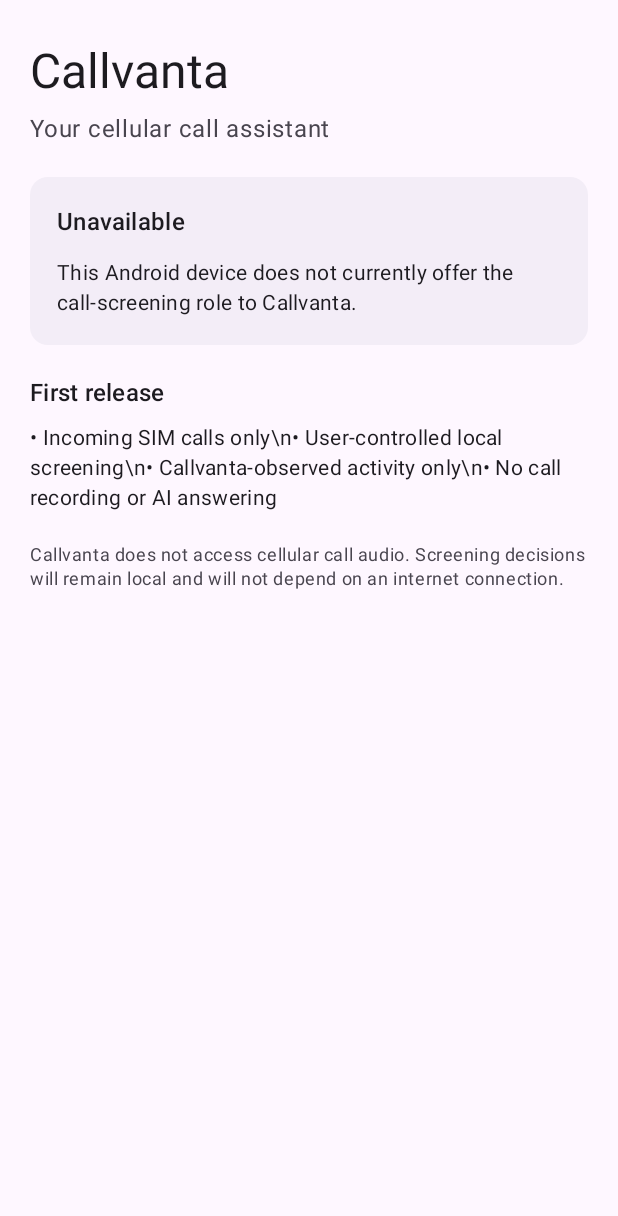
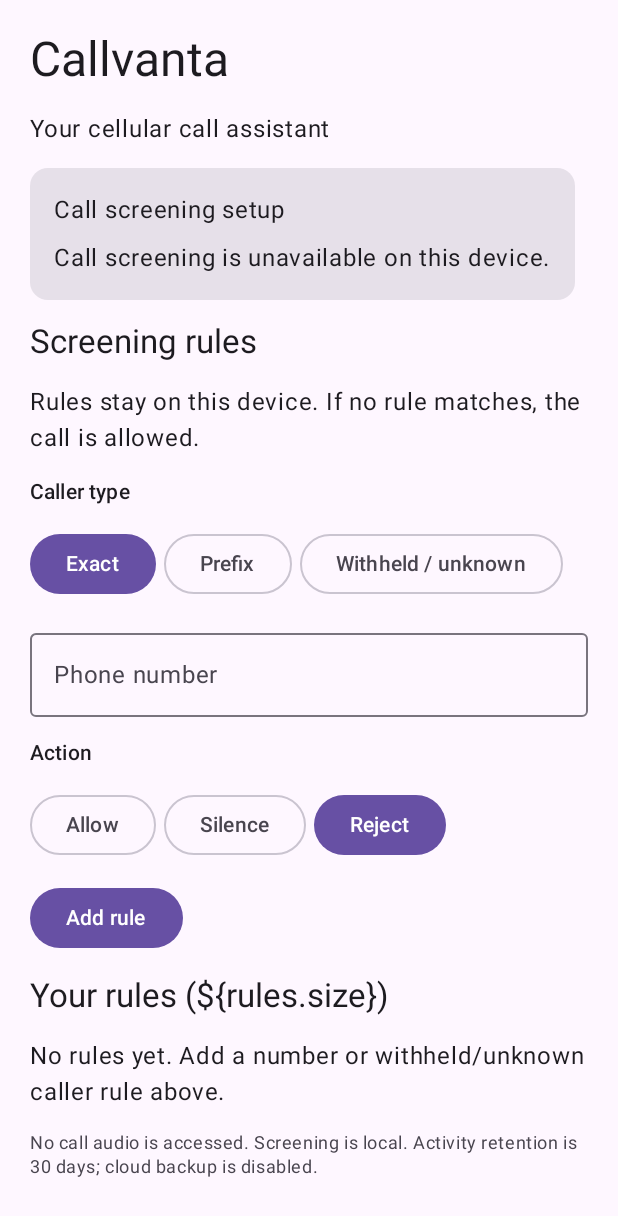
Before and after one commit to cheron2000/caller, an Android app built with Jetpack Compose: the screen it shows after launch (MainActivity), on a phone screen of 412 x 824 dp. Shown: the top 1216 px of the screen. Run offline under Robolectric (Android 15) with nearby library versions, the phone set to English and light mode, and no system bars.

Commit message:
feat: add local screening rule management UI

```diff
--- a/app/src/main/java/com/callvanta/ai/MainActivity.kt
+++ b/app/src/main/java/com/callvanta/ai/MainActivity.kt
@@ -1,90 +1,91 @@
 package com.callvanta.ai
 
 import android.app.role.RoleManager
-import android.content.Intent
 import android.os.Bundle
 import androidx.activity.ComponentActivity
 import androidx.activity.compose.setContent
 import androidx.activity.result.contract.ActivityResultContracts
-import androidx.compose.foundation.layout.Arrangement
-import androidx.compose.foundation.layout.Column
-import androidx.compose.foundation.layout.PaddingValues
-import androidx.compose.foundation.layout.fillMaxSize
-import androidx.compose.foundation.layout.fillMaxWidth
-import androidx.compose.foundation.layout.padding
-import androidx.compose.material3.Button
-import androidx.compose.material3.Card
-import androidx.compose.material3.CardDefaults
-import androidx.compose.material3.MaterialTheme
-import androidx.compose.material3.Surface
-import androidx.compose.material3.Text
-import androidx.compose.runtime.getValue
-import androidx.compose.runtime.mutableStateOf
-import androidx.compose.runtime.setValue
+import androidx.compose.foundation.layout.*
+import androidx.compose.foundation.rememberScrollState
+import androidx.compose.foundation.verticalScroll
+import androidx.compose.material3.*
+import androidx.compose.runtime.*
+import androidx.compose.ui.Alignment
 import androidx.compose.ui.Modifier
 import androidx.compose.ui.unit.dp
+import com.callvanta.ai.data.rules.ScreeningRuleStore
+import com.callvanta.ai.domain.screening.*
+import java.util.UUID
 
-private enum class ScreeningRoleState {
-    UNAVAILABLE,
-    NOT_ENABLED,
-    GRANTED,
-    DENIED,
-    REVOKED
-}
+private enum class ScreeningRoleState { UNAVAILABLE, NOT_ENABLED, GRANTED, DENIED, REVOKED }
+private enum class RuleType { EXACT, PREFIX, WITHHELD_UNKNOWN }
 
 class MainActivity : ComponentActivity() {
     private var roleState by mutableStateOf(ScreeningRoleState.NOT_ENABLED)
+    private var rules by mutableStateOf<List<ScreeningRule>>(emptyList())
     private var requestAttempted = false
     private var roleWasGranted = false
-
-    private val roleRequest = registerForActivityResult(
-        ActivityResultContracts.StartActivityForResult()
-    ) {
+    private val ruleStore by lazy { ScreeningRuleStore(applicationContext) }
+    private val roleRequest = registerForActivityResult(ActivityResultContracts.StartActivityForResult()) {
         refreshRoleState()
     }
 
     override fun onCreate(savedInstanceState: Bundle?) {
         super.onCreate(savedInstanceState)
+        rules = ruleStore.loadRules()
+        CallvantaApplication.replaceRules(rules)
         refreshRoleState()
         setContent {
             MaterialTheme {
-                CallvantaHome(
-                    roleState = roleState,
-                    onEnableScreening = ::requestScreeningRole
-                )
+                CallvantaHome(roleState, rules, ::requestScreeningRole, ::saveRule, ::toggleRule, ::deleteRule)
             }
         }
     }
 
-    override fun onResume() {
-        super.onResume()
-        refreshRoleState()
+    override fun onResume() { super.onResume(); refreshRoleState() }
+
+    private fun saveRule(existingId: String?, type: RuleType, value: String, action: ScreeningAction) {
+        val matcher = when (type) {
+            RuleType.EXACT -> CallerMatcher.ExactNumber(value.trim())
+            RuleType.PREFIX -> CallerMatcher.NumberPrefix(value.trim())
+            RuleType.WITHHELD_UNKNOWN -> CallerMatcher.WithheldOrUnknown
+        }
+        val old = rules.firstOrNull { it.id == existingId }
+        val updated = if (old == null) {
+            rules + ScreeningRule(UUID.randomUUID().toString(), 0,
+                (rules.maxOfOrNull { it.creationOrder } ?: 0L) + 1L, true, matcher, action)
+        } else rules.map { if (it.id == existingId) it.copy(matcher = matcher, action = action) else it }
+        publishRules(updated)
+    }
+
+    private fun toggleRule(id: String, enabled: Boolean) =
+        publishRules(rules.map { if (it.id == id) it.copy(enabled = enabled) else it })
+
+    private fun deleteRule(id: String) = publishRules(rules.filterNot { it.id == id })
+
+    private fun publishRules(updated: List<ScreeningRule>) {
+        rules = updated
+        ruleStore.saveRules(updated)
+        CallvantaApplication.replaceRules(updated)
     }
 
     private fun requestScreeningRole() {
-        val roleManager = getSystemService(RoleManager::class.java)
-        if (!roleManager.isRoleAvailable(RoleManager.ROLE_CALL_SCREENING)) {
-            roleState = ScreeningRoleState.UNAVAILABLE
-            return
+        val manager = getSystemService(RoleManager::class.java)
+        if (!manager.isRoleAvailable(RoleManager.ROLE_CALL_SCREENING)) roleState = ScreeningRoleState.UNAVAILABLE
+        else if (manager.isRoleHeld(RoleManager.ROLE_CALL_SCREENING)) {
+            roleState = ScreeningRoleState.GRANTED; roleWasGranted = true
+        } else {
+            requestAttempted = true
+            roleRequest.launch(manager.createRequestRoleIntent(RoleManager.ROLE_CALL_SCREENING))
         }
-        if (roleManager.isRoleHeld(RoleManager.ROLE_CALL_SCREENING)) {
-            roleState = ScreeningRoleState.GRANTED
-            roleWasGranted = true
-            return
-        }
-
-        requestAttempted = true
-        roleRequest.launch(roleManager.createRequestRoleIntent(RoleManager.ROLE_CALL_SCREENING))
     }
 
     private fun refreshRoleState() {
-        val roleManager = getSystemService(RoleManager::class.java)
+        val manager = getSystemService(RoleManager::class.java)
         roleState = when {
-            !roleManager.isRoleAvailable(RoleManager.ROLE_CALL_SCREENING) ->
-                ScreeningRoleState.UNAVAILABLE
-            roleManager.isRoleHeld(RoleManager.ROLE_CALL_SCREENING) -> {
-                roleWasGranted = true
-                ScreeningRoleState.GRANTED
+            !manager.isRoleAvailable(RoleManager.ROLE_CALL_SCREENING) -> ScreeningRoleState.UNAVAILABLE
+            manager.isRoleHeld(RoleManager.ROLE_CALL_SCREENING) -> {
+                roleWasGranted = true; ScreeningRoleState.GRANTED
             }
             roleWasGranted -> ScreeningRoleState.REVOKED
             requestAttempted -> ScreeningRoleState.DENIED
@@ -93,93 +94,134 @@ class MainActivity : ComponentActivity() {
     }
 }
 
-@androidx.compose.runtime.Composable
+@Composable
 private fun CallvantaHome(
     roleState: ScreeningRoleState,
-    onEnableScreening: () -> Unit
+    rules: List<ScreeningRule>,
+    onEnableScreening: () -> Unit,
+    onSaveRule: (String?, RuleType, String, ScreeningAction) -> Unit,
+    onToggleRule: (String, Boolean) -> Unit,
+    onDeleteRule: (String) -> Unit
 ) {
-    val (statusTitle, statusDescription) = when (roleState) {
-        ScreeningRoleState.UNAVAILABLE -> "Unavailable" to
-            "This Android device does not currently offer the call-screening role to Callvanta."
-        ScreeningRoleState.NOT_ENABLED -> "Setup required" to
-            "Call screening is not enabled. Android requires you to grant Callvanta the call-screening role before it can screen incoming calls."
-        ScreeningRoleState.GRANTED -> "Call screening enabled" to
-            "Android has granted Callvanta the call-screening role. Screening rules are not configured yet."
-        ScreeningRoleState.DENIED -> "Permission not granted" to
-            "The call-screening role was not granted. You can try again whenever you are ready."
-        ScreeningRoleState.REVOKED -> "Access revoked" to
-            "Callvanta no longer holds the call-screening role. Re-enable it below if you want to use call screening."
+    var selectedId by remember { mutableStateOf<String?>(null) }
+    var ruleType by remember { mutableStateOf(RuleType.EXACT) }
+    var number by remember { mutableStateOf("") }
+    var action by remember { mutableStateOf(ScreeningAction.REJECT) }
+    var validation by remember { mutableStateOf<String?>(null) }
+
+    val status = when (roleState) {
+        ScreeningRoleState.UNAVAILABLE -> "Call screening is unavailable on this device."
+        ScreeningRoleState.NOT_ENABLED -> "Enable Android call screening to activate Callvanta."
+        ScreeningRoleState.GRANTED -> "Android has granted Callvanta the call-screening role."
+        ScreeningRoleState.DENIED -> "The call-screening role was not granted. You can try again."
+        ScreeningRoleState.REVOKED -> "Call screening access was revoked. Re-enable it to screen calls."
     }
 
-    Surface(
-        modifier = Modifier.fillMaxSize(),
-        color = MaterialTheme.colorScheme.background
-    ) {
+    Surface(Modifier.fillMaxSize(), color = MaterialTheme.colorScheme.background) {
         Column(
-            modifier = Modifier
-                .fillMaxSize()
-                .padding(PaddingValues(horizontal = 20.dp, vertical = 28.dp)),
-            verticalArrangement = Arrangement.spacedBy(20.dp)
+            Modifier.fillMaxSize().verticalScroll(rememberScrollState()).padding(20.dp),
+            verticalArrangement = Arrangement.spacedBy(14.dp)
         ) {
-            Column(verticalArrangement = Arrangement.spacedBy(6.dp)) {
-                Text(
-                    text = "Callvanta",
-                    style = MaterialTheme.typography.headlineLarge
-                )
-                Text(
-                    text = "Your cellular call assistant",
-                    style = MaterialTheme.typography.bodyLarge,
-                    color = MaterialTheme.colorScheme.onSurfaceVariant
+            Text("Callvanta", style = MaterialTheme.typography.headlineLarge)
+            Text("Your cellular call assistant", style = MaterialTheme.typography.bodyLarge)
+            Card {
+                Column(Modifier.padding(16.dp), verticalArrangement = Arrangement.spacedBy(8.dp)) {
+                    Text(if (roleState == ScreeningRoleState.GRANTED) "Call screening enabled" else "Call screening setup")
+                    Text(status)
+                    if (roleState != ScreeningRoleState.GRANTED && roleState != ScreeningRoleState.UNAVAILABLE) {
+                        Button(onClick = onEnableScreening) { Text("Set up call screening") }
+                    }
+                }
+            }
+            Text("Screening rules", style = MaterialTheme.typography.titleLarge)
+            Text("Rules stay on this device. If no rule matches, the call is allowed.")
+            Text("Caller type", style = MaterialTheme.typography.titleSmall)
+            Row(horizontalArrangement = Arrangement.spacedBy(5.dp)) {
+                RuleType.entries.forEach { type ->
+                    if (ruleType == type) Button(onClick = { ruleType = type; number = "" }) { Text(type.label()) }
+                    else OutlinedButton(onClick = { ruleType = type; number = "" }) { Text(type.label()) }
+                }
+            }
+            if (ruleType != RuleType.WITHHELD_UNKNOWN) {
+                OutlinedTextField(
+                    value = number, onValueChange = { number = it },
+                    label = { Text(if (ruleType == RuleType.EXACT) "Phone number" else "Number prefix") },
+                    modifier = Modifier.fillMaxWidth(), singleLine = true
                 )
             }
-
-            Card(
-                modifier = Modifier.fillMaxWidth(),
-                colors = CardDefaults.cardColors(
-                    containerColor = MaterialTheme.colorScheme.surfaceContainer
-                )
-            ) {
-                Column(
-                    modifier = Modifier.padding(18.dp),
-                    verticalArrangement = Arrangement.spacedBy(12.dp)
-                ) {
-                    Text(text = statusTitle, style = MaterialTheme.typography.titleMedium)
-                    Text(text = statusDescription, style = MaterialTheme.typography.bodyMedium)
-                    if (roleState != ScreeningRoleState.GRANTED &&
-                        roleState != ScreeningRoleState.UNAVAILABLE
-                    ) {
-                        Button(
-                            onClick = onEnableScreening,
-                            modifier = Modifier.fillMaxWidth()
-                        ) {
-                            Text(
-                                if (roleState == ScreeningRoleState.NOT_ENABLED) {
-                                    "Set up call screening"
-                                } else {
-                                    "Try again"
+            Text("Action", style = MaterialTheme.typography.titleSmall)
+            Row(horizontalArrangement = Arrangement.spacedBy(5.dp)) {
+                ScreeningAction.entries.forEach { candidate ->
+                    if (action == candidate) Button(onClick = { action = candidate }) { Text(candidate.label()) }
+                    else OutlinedButton(onClick = { action = candidate }) { Text(candidate.label()) }
+                }
+            }
+            validation?.let { Text(it, color = MaterialTheme.colorScheme.error) }
+            Row(horizontalArrangement = Arrangement.spacedBy(8.dp)) {
+                Button(onClick = {
+                    if (ruleType != RuleType.WITHHELD_UNKNOWN && number.trim().isEmpty()) {
+                        validation = "Enter a phone number or prefix."
+                    } else {
+                        onSaveRule(selectedId, ruleType, number, action)
+                        selectedId = null; number = ""; ruleType = RuleType.EXACT
+                        action = ScreeningAction.REJECT; validation = null
+                    }
+                }) { Text(if (selectedId == null) "Add rule" else "Save changes") }
+                if (selectedId != null) OutlinedButton(onClick = {
+                    selectedId = null; number = ""; ruleType = RuleType.EXACT
+                    action = ScreeningAction.REJECT; validation = null
+                }) { Text("Cancel edit") }
+            }
+            Text("Your rules (\${rules.size})", style = MaterialTheme.typography.titleLarge)
+            if (rules.isEmpty()) Text("No rules yet. Add a number or withheld/unknown caller rule above.")
+            rules.forEach { rule ->
+                Card {
+                    Column(Modifier.fillMaxWidth().padding(12.dp), verticalArrangement = Arrangement.spacedBy(7.dp)) {
+                        Text(rule.title(), style = MaterialTheme.typography.titleMedium)
+                        Text("Action: \${rule.action.label()}")
+                        Row(verticalAlignment = Alignment.CenterVertically) {
+                            Text("Enabled", modifier = Modifier.weight(1f))
+                            Switch(checked = rule.enabled, onCheckedChange = { onToggleRule(rule.id, it) })
+                        }
+                        Row(horizontalArrangement = Arrangement.spacedBy(8.dp)) {
+                            OutlinedButton(onClick = {
+                                selectedId = rule.id; action = rule.action
+                                when (val matcher = rule.matcher) {
+                                    is CallerMatcher.ExactNumber -> { ruleType = RuleType.EXACT; number = matcher.normalized }
+                                    is CallerMatcher.NumberPrefix -> { ruleType = RuleType.PREFIX; number = matcher.prefix }
+                                    CallerMatcher.WithheldOrUnknown -> { ruleType = RuleType.WITHHELD_UNKNOWN; number = "" }
                                 }
-                            )
+                                validation = null
+                            }) { Text("Edit") }
+                            OutlinedButton(onClick = {
+                                onDeleteRule(rule.id)
+                                if (selectedId == rule.id) selectedId = null
+                            }) { Text("Delete") }
                         }
                     }
                 }
             }
-
-            Column(verticalArrangement = Arrangement.spacedBy(8.dp)) {
-                Text(text = "First release", style = MaterialTheme.typography.titleMedium)
-                Text(
-                    text = "• Incoming SIM calls only\\n" +
-                        "• User-controlled local screening\\n" +
-                        "• Callvanta-observed activity only\\n" +
-                        "• No call recording or AI answering",
-                    style = MaterialTheme.typography.bodyMedium
-                )
-            }
-
             Text(
-                text = "Callvanta does not access cellular call audio. Screening decisions will remain local and will not depend on an internet connection.",
+                "No call audio is accessed. Screening is local. Activity retention is 30 days; cloud backup is disabled.",
                 style = MaterialTheme.typography.bodySmall,
                 color = MaterialTheme.colorScheme.onSurfaceVariant
             )
         }
     }
 }
+
+private fun RuleType.label() = when (this) {
+    RuleType.EXACT -> "Exact"
+    RuleType.PREFIX -> "Prefix"
+    RuleType.WITHHELD_UNKNOWN -> "Withheld / unknown"
+}
+private fun ScreeningAction.label() = when (this) {
+    ScreeningAction.ALLOW -> "Allow"
+    ScreeningAction.SILENCE -> "Silence"
+    ScreeningAction.REJECT -> "Reject"
+}
+private fun ScreeningRule.title() = when (val value = matcher) {
+    is CallerMatcher.ExactNumber -> value.normalized
+    is CallerMatcher.NumberPrefix -> "Starts with \${value.prefix}"
+    CallerMatcher.WithheldOrUnknown -> "Withheld or unknown caller ID"
+}
```
